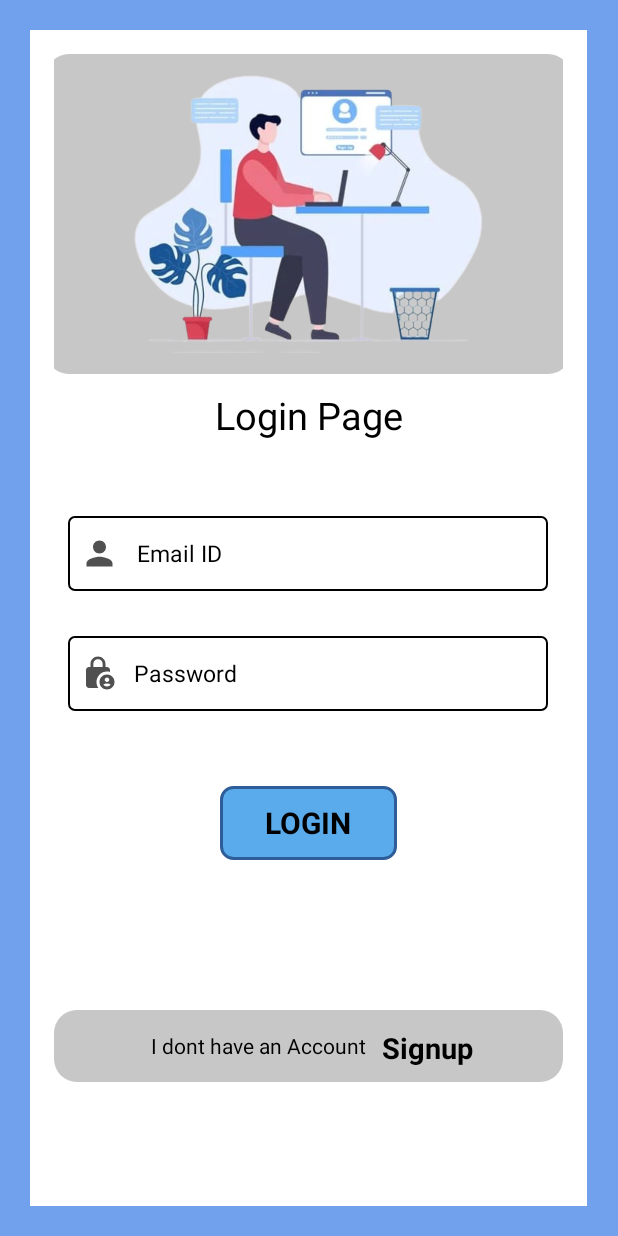
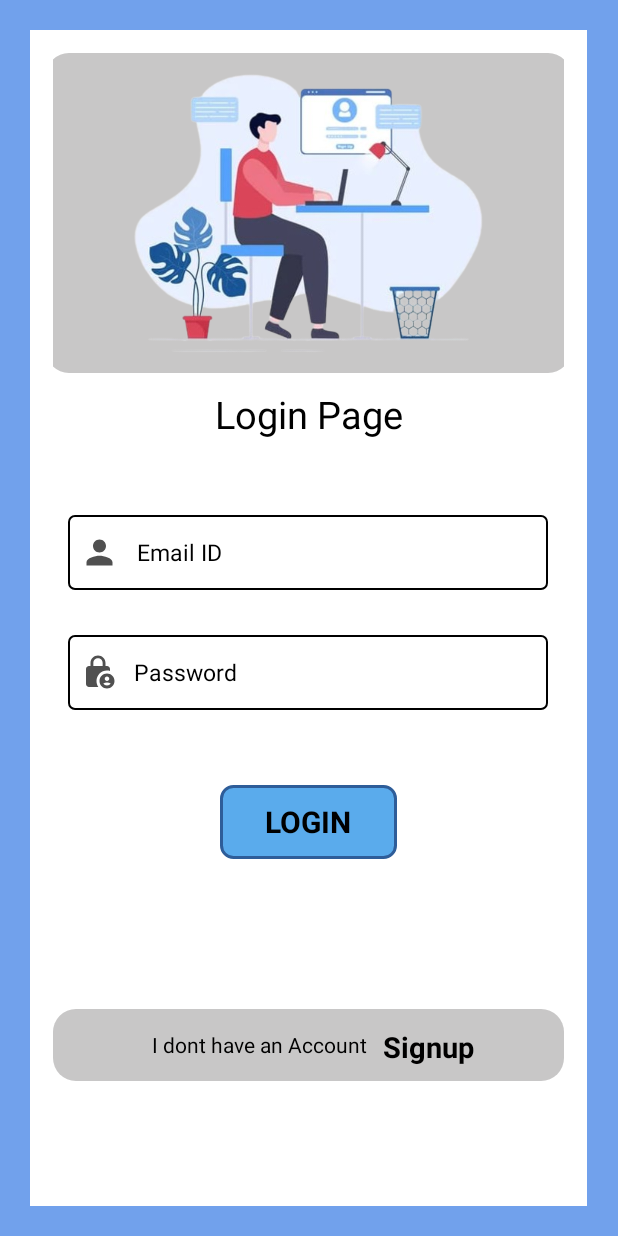
Before and after one commit to VyankteshKoli/RailwayTicketSystem, an Android app: the screen it shows after launch (LoginPage), on a phone screen of 412 x 824 dp. Run offline under Robolectric (Android 15) with nearby library versions, the phone set to English and light mode, and no system bars; our stand-ins replace Firebase (no records; nobody signed in at launch, a user with empty details on screens opened directly).

Commit message:
Update login_page.xml

```diff
--- a/app/src/main/res/layout/login_page.xml
+++ b/app/src/main/res/layout/login_page.xml
@@ -16,7 +16,7 @@
         android:background="#fff"
         android:layout_marginTop="20dp"
         android:orientation="vertical"
-        android:padding="16dp"
+        android:padding="15dp"
         android:textColor="#000"
         tools:layout_editor_absoluteX="10dp"
         tools:layout_editor_absoluteY="-1dp">
```
